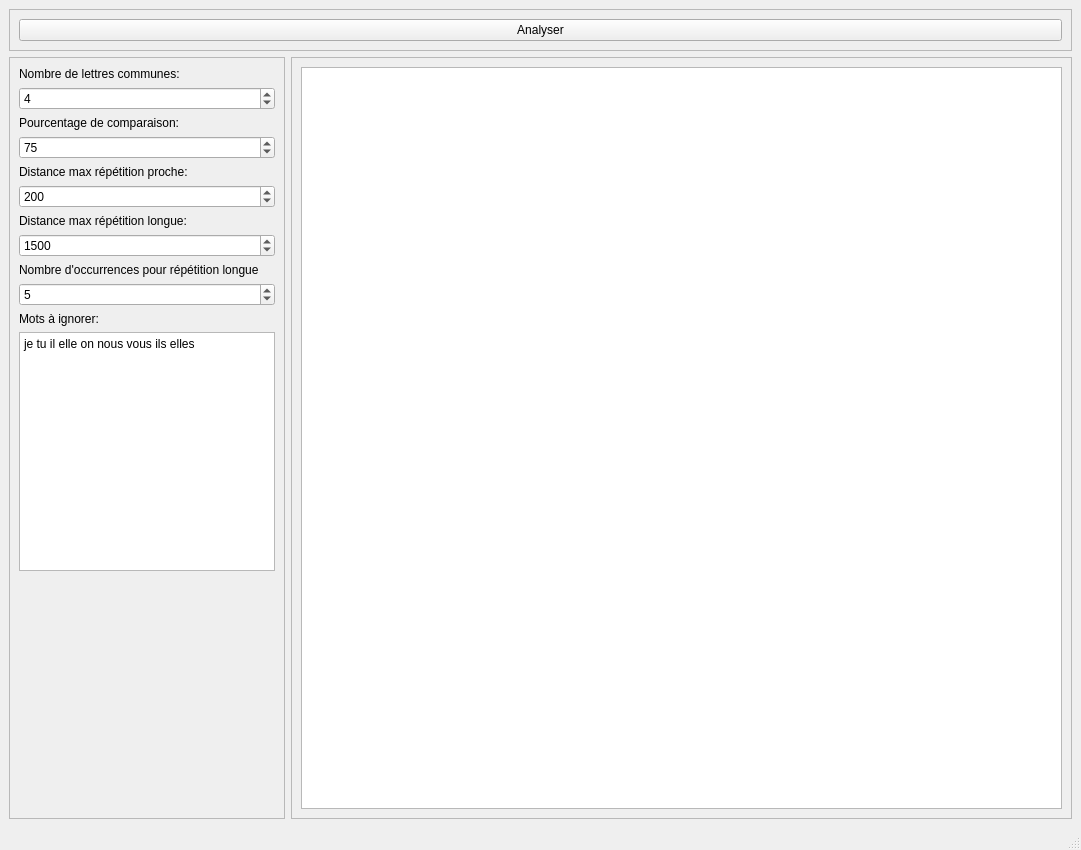
Above: fenetre.ui from chep/repetitions before the change. Below: the same form after it.
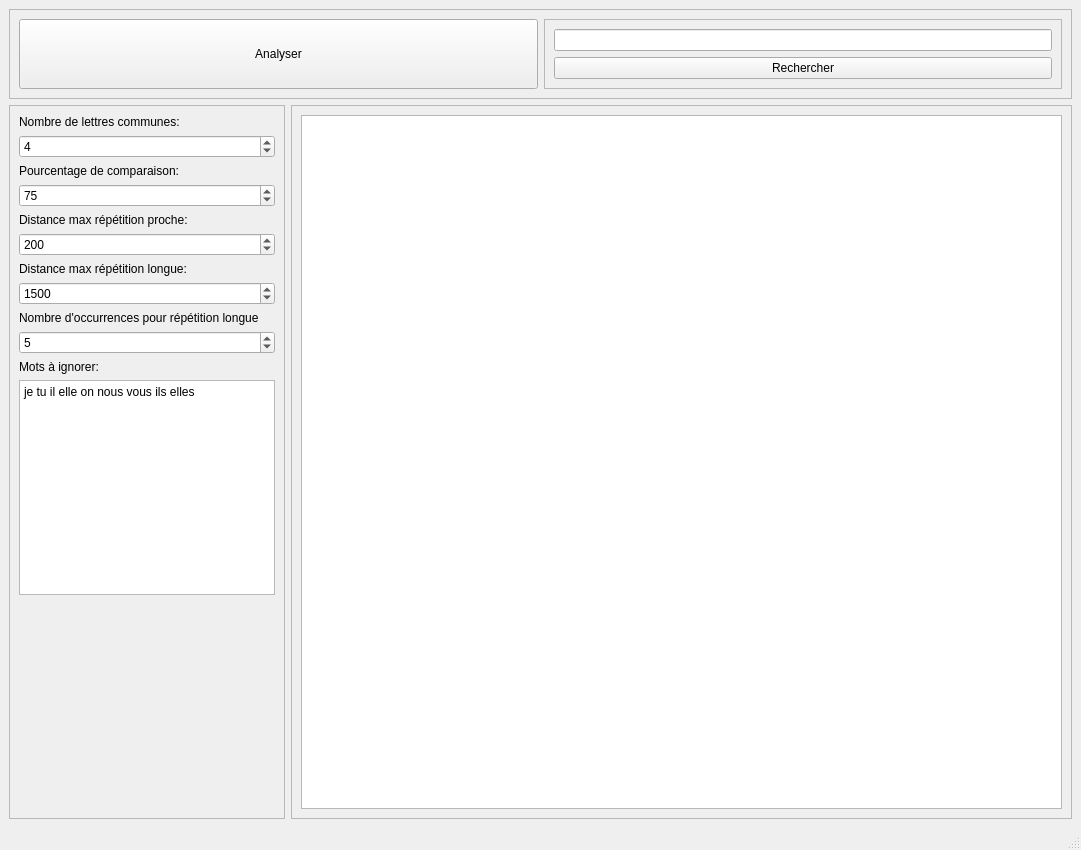
That is the form after the change.

```diff
--- a/fenetre.ui
+++ b/fenetre.ui
@@ -175,11 +175,46 @@
       <layout class="QHBoxLayout" name="horizontalLayout">
        <item>
         <widget class="QPushButton" name="analyser">
+         <property name="sizePolicy">
+          <sizepolicy hsizetype="Minimum" vsizetype="Preferred">
+           <horstretch>0</horstretch>
+           <verstretch>0</verstretch>
+          </sizepolicy>
+         </property>
          <property name="text">
           <string>Analyser</string>
          </property>
         </widget>
        </item>
+       <item>
+        <widget class="QFrame" name="frame">
+         <property name="frameShape">
+          <enum>QFrame::StyledPanel</enum>
+         </property>
+         <property name="frameShadow">
+          <enum>QFrame::Raised</enum>
+         </property>
+         <layout class="QVBoxLayout" name="verticalLayout_3">
+          <item>
+           <widget class="QLineEdit" name="motCherche">
+            <property name="sizePolicy">
+             <sizepolicy hsizetype="Preferred" vsizetype="Fixed">
+              <horstretch>0</horstretch>
+              <verstretch>0</verstretch>
+             </sizepolicy>
+            </property>
+           </widget>
+          </item>
+          <item>
+           <widget class="QPushButton" name="rechercher">
+            <property name="text">
+             <string>Rechercher</string>
+            </property>
+           </widget>
+          </item>
+         </layout>
+        </widget>
+       </item>
       </layout>
      </widget>
     </item>
```
